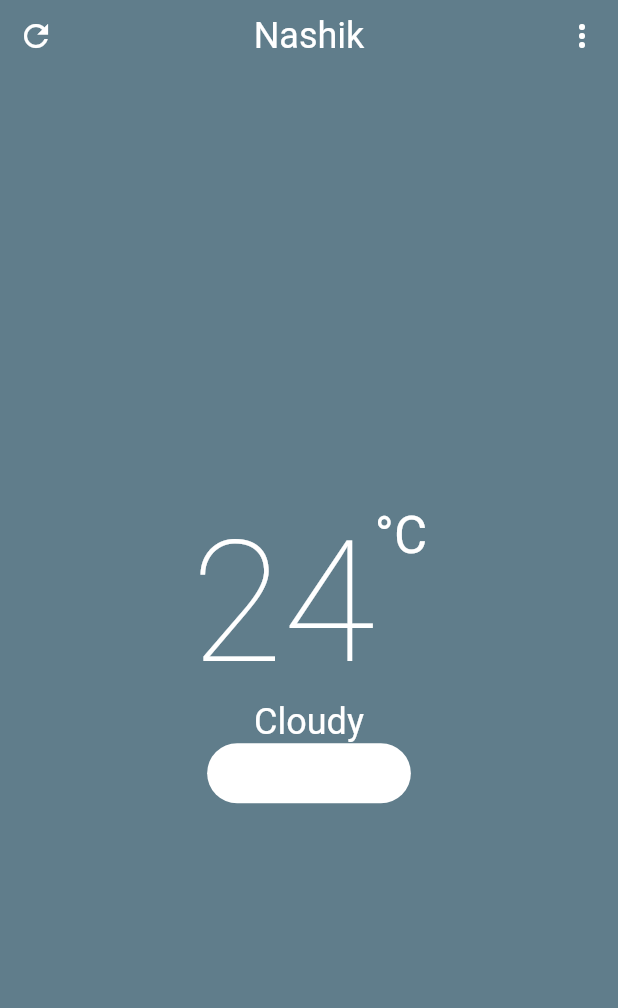
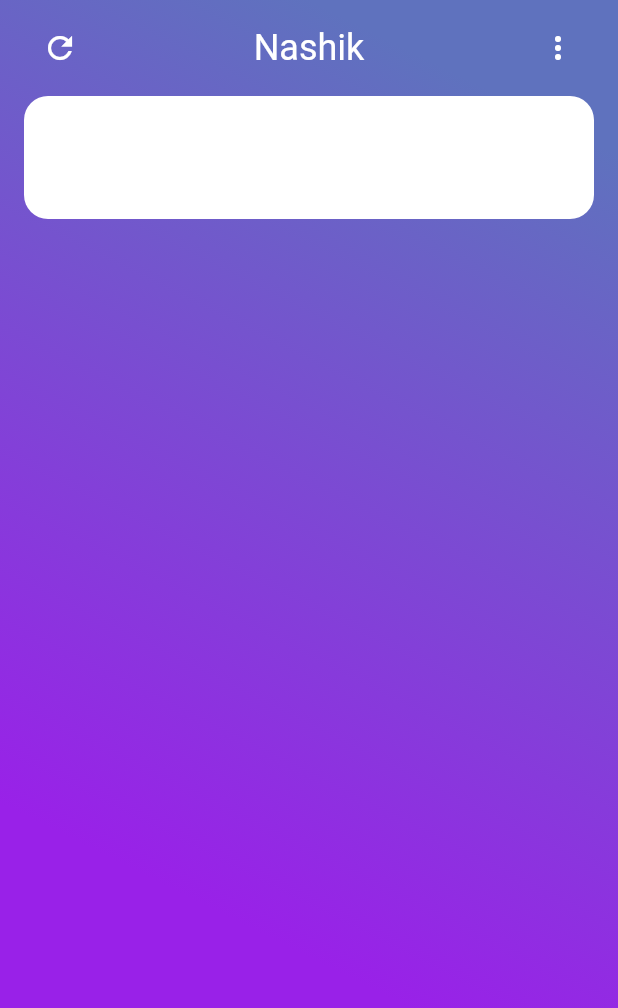
Before and after one commit to rahul-badgujar/AeroWeatherMate-App, a Flutter app: the screen it shows after launch, on a phone screen of 412 x 824 dp. Shown: the top 1008 px of the screen. Run offline on Flutter 3.47's test engine with Material 2 defaults, Android fonts, the light colour scheme and no system bars.

Commit message:
added Weather Gradients

```diff
--- a/lib/app/aq_app.dart
+++ b/lib/app/aq_app.dart
@@ -14,12 +14,23 @@ class AqApp extends StatelessWidget {
         textTheme: TextTheme(
           headline1: TextStyle(
             color: Colors.white,
+            fontSize: 150,
           ),
           headline4: TextStyle(
             color: Colors.white,
           ),
-          headline5: TextStyle(color: Colors.white),
-          headline6: TextStyle(color: Colors.white),
+          headline2: TextStyle(
+            color: Colors.white,
+          ),
+          headline3: TextStyle(
+            color: Colors.white,
+          ),
+          headline5: TextStyle(
+            color: Colors.white,
+          ),
+          headline6: TextStyle(
+            color: Colors.white,
+          ),
         ),
       ),
       home: MainPage(appTitle: Strings.appName),
--- a/lib/app/pages/main_page.dart
+++ b/lib/app/pages/main_page.dart
@@ -1,3 +1,6 @@
+import 'package:air_quality_app/resources/gradients_rsc.dart';
+import 'package:air_quality_app/resources/icons_rsc.dart';
+import 'package:air_quality_app/ui/decorations.dart';
 import 'package:flutter/material.dart';
 import 'package:air_quality_app/resources/strings_rsc.dart';
 
@@ -14,9 +17,7 @@ class _MainPageState extends State<MainPage> {
     return Scaffold(
       body: Stack(
         children: [
-          Container(
-            color: Colors.blueGrey,
-          ),
+          _buildAppBackground(),
           _buildInfoScene(widget.appTitle),
         ],
       ),
@@ -26,6 +27,7 @@ class _MainPageState extends State<MainPage> {
   Widget _buildInfoScene(String cityName) {
     return SafeArea(
       child: Container(
+        padding: EdgeInsets.symmetric(horizontal: 16, vertical: 8),
         child: Column(
           children: [
             _buildTopBar(),
@@ -69,17 +71,17 @@ class _MainPageState extends State<MainPage> {
   }
 
   _buildShortDetailWidget() {
-    return Expanded(
-      child: Container(
-        child: Column(
-          mainAxisAlignment: MainAxisAlignment.center,
-          children: [
-            _buildBigTempWidget(),
-            _buildWeatherStatusWidget(),
-            _buildAiqWidget(),
-          ],
-        ),
+    return Container(
+      margin: EdgeInsets.symmetric(vertical: 8),
+      padding: EdgeInsets.symmetric(horizontal: 16, vertical: 8),
+      child: Row(
+        mainAxisAlignment: MainAxisAlignment.spaceBetween,
+        children: [
+          _buildBigTempWidget(),
+          _buildWeatherStatusWidget(),
+        ],
       ),
+      decoration: AppDecorations.blurRoundBox(),
     );
   }
 
@@ -87,13 +89,12 @@ class _MainPageState extends State<MainPage> {
     return Container(
       child: Row(
         mainAxisAlignment: MainAxisAlignment.center,
-        crossAxisAlignment: CrossAxisAlignment.start,
         children: [
           Container(
             alignment: Alignment.center,
             child: Text(
               Strings.defaultTemp,
-              style: Theme.of(context).textTheme.headline1,
+              style: Theme.of(context).textTheme.headline2,
             ),
           ),
           Container(
@@ -112,29 +113,22 @@ class _MainPageState extends State<MainPage> {
     return Container(
       child: Text(
         Strings.defaultWeatherStatus,
-        style: Theme.of(context).textTheme.headline5,
+        style: Theme.of(context).textTheme.headline4,
       ),
     );
   }
 
   Widget _buildAiqWidget() {
     return Container(
-      decoration: BoxDecoration(
-        color: Color.fromRGBO(255, 255, 255, 180),
-        borderRadius: BorderRadius.circular(20),
-      ),
       padding: EdgeInsets.symmetric(horizontal: 16, vertical: 8),
+      decoration: AppDecorations.blurRoundBox(),
       child: Row(
         mainAxisAlignment: MainAxisAlignment.spaceBetween,
         mainAxisSize: MainAxisSize.min,
         children: [
           Padding(
-            padding: const EdgeInsets.only(right: 8.0),
-            child: Icon(
-              Icons.eco,
-              color: Colors.white,
-            ),
-          ),
+              padding: const EdgeInsets.only(right: 8.0),
+              child: AppIcons.aqiLeaf),
           Text(
             "AIQ " + Strings.defaultAqi,
             style: Theme.of(context).textTheme.headline6,
@@ -143,4 +137,10 @@ class _MainPageState extends State<MainPage> {
       ),
     );
   }
+
+  _buildAppBackground() {
+    return Container(
+      decoration: BoxDecoration(gradient: WeatherGradients.defaultGradient),
+    );
+  }
 }
--- /dev/null
+++ b/lib/resources/gradients_rsc.dart
@@ -0,0 +1,86 @@
+import 'package:flutter/cupertino.dart';
+import 'package:flutter/material.dart';
+
+class WeatherGradients {
+  static const LinearGradient defaultGradient = LinearGradient(
+    begin: Alignment.topRight,
+    end: Alignment.bottomLeft,
+    stops: [0.1, 0.72],
+    colors: [
+      Color.fromRGBO(95, 114, 190, 1),
+      Color.fromRGBO(153, 33, 232, 1),
+    ],
+  );
+  static const LinearGradient hot = LinearGradient(
+    begin: Alignment.topRight,
+    end: Alignment.bottomLeft,
+    stops: [0.1, 0.72],
+    colors: [
+      Color.fromRGBO(134, 75, 162, 1),
+      Color.fromRGBO(191, 58, 48, 1),
+    ],
+  );
+  static const LinearGradient clear = LinearGradient(
+    begin: Alignment.topRight,
+    end: Alignment.bottomLeft,
+    stops: [0.1, 0.72],
+    colors: [
+      Color.fromRGBO(131, 234, 241, 1),
+      Color.fromRGBO(99, 164, 255, 1),
+    ],
+  );
+  static const LinearGradient storm = LinearGradient(
+    begin: Alignment.topRight,
+    end: Alignment.bottomLeft,
+    stops: [0.1, 0.72],
+    colors: [
+      Color.fromRGBO(158, 118, 143, 1),
+      Color.fromRGBO(159, 164, 196, 1),
+    ],
+  );
+  static const LinearGradient cloudy = LinearGradient(
+    begin: Alignment.topRight,
+    end: Alignment.bottomLeft,
+    stops: [0.1, 0.72],
+    colors: [
+      Color.fromRGBO(180, 144, 200, 1),
+      Color.fromRGBO(142, 207, 205, 1),
+    ],
+  );
+  static const LinearGradient fog = LinearGradient(
+    begin: Alignment.topRight,
+    end: Alignment.bottomLeft,
+    stops: [0.1, 0.72],
+    colors: [
+      Color.fromRGBO(247, 154, 211, 1),
+      Color.fromRGBO(200, 111, 201, 1),
+    ],
+  );
+  static const LinearGradient sleet = LinearGradient(
+    begin: Alignment.topRight,
+    end: Alignment.bottomLeft,
+    stops: [0.1, 0.72],
+    colors: [
+      Color.fromRGBO(139, 147, 154, 1),
+      Color.fromRGBO(91, 100, 103, 1),
+    ],
+  );
+  static const LinearGradient sandstorm = LinearGradient(
+    begin: Alignment.topRight,
+    end: Alignment.bottomLeft,
+    stops: [0.1, 0.72],
+    colors: [
+      Color.fromRGBO(198, 146, 13, 1),
+      Color.fromRGBO(208, 157, 31, 80),
+    ],
+  );
+  static const LinearGradient tornado = LinearGradient(
+    begin: Alignment.topRight,
+    end: Alignment.bottomLeft,
+    stops: [0.2, 0.72],
+    colors: [
+      Color.fromRGBO(67, 48, 46, 1),
+      Color.fromRGBO(173, 111, 105, 25),
+    ],
+  );
+}
--- /dev/null
+++ b/lib/resources/icons_rsc.dart
@@ -0,0 +1,9 @@
+import 'package:flutter/cupertino.dart';
+import 'package:flutter/material.dart';
+
+class AppIcons {
+  static const Icon aqiLeaf = Icon(
+    Icons.eco,
+    color: Colors.white,
+  );
+}
--- a/lib/resources/strings_rsc.dart
+++ b/lib/resources/strings_rsc.dart
@@ -3,6 +3,6 @@ class Strings {
   static const String defaultCityName = "Nashik";
   static const String defaultTemp = "24";
   static const String defaultTempScale = "C";
-  static const String defaultWeatherStatus = "Cloudy";
+  static const String defaultWeatherStatus = "Clear";
   static const String defaultAqi = "310";
 }
--- /dev/null
+++ b/lib/ui/decorations.dart
@@ -0,0 +1,10 @@
+import 'package:flutter/material.dart';
+
+class AppDecorations {
+  static Decoration blurRoundBox() {
+    return BoxDecoration(
+      color: Color.fromRGBO(255, 255, 255, 180),
+      borderRadius: BorderRadius.circular(16),
+    );
+  }
+}
```
